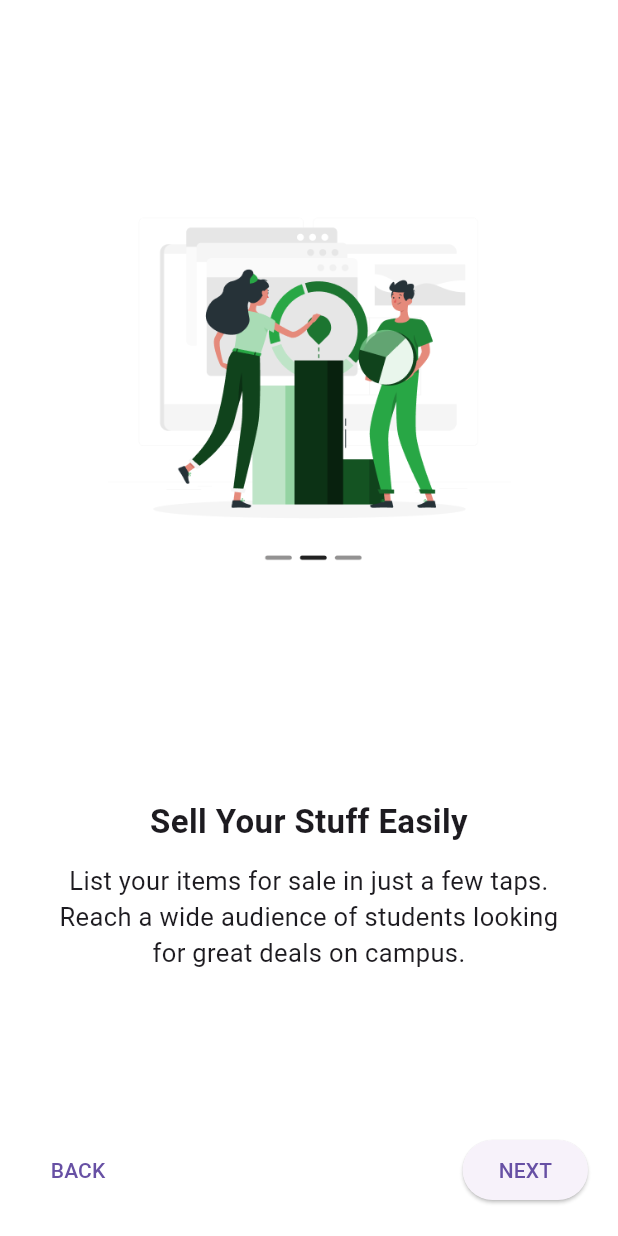
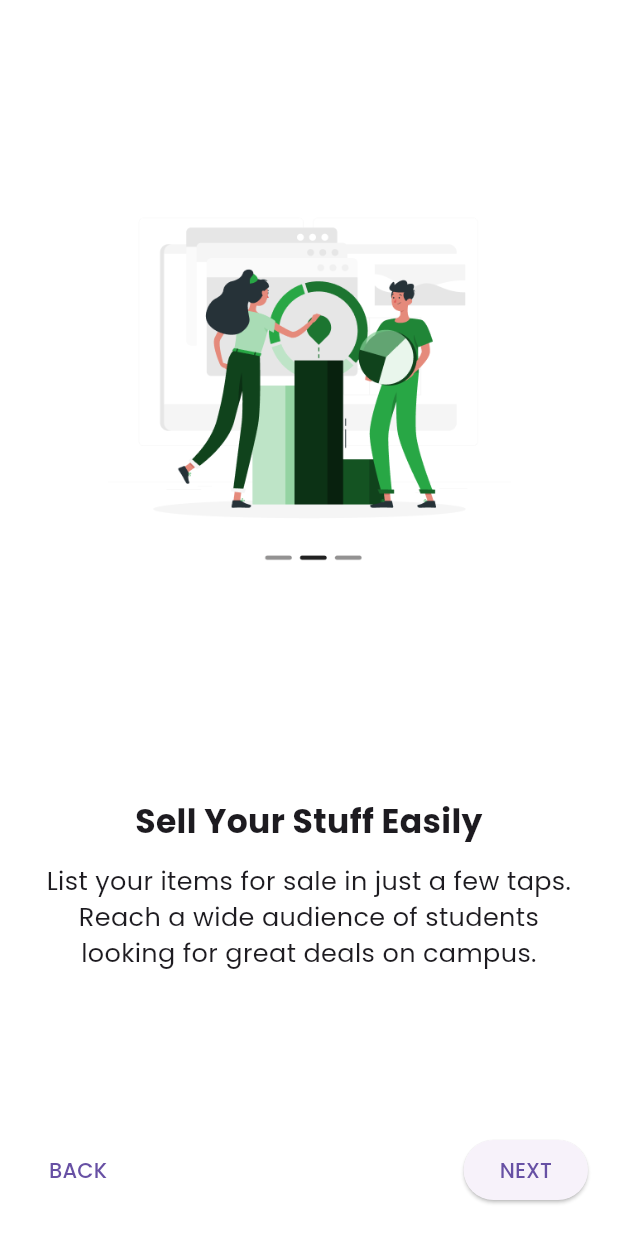
Before and after one commit to aayushma12/campusbazar, a Flutter app: the screen it shows after launch, after a tap on "NEXT", on a phone screen of 412 x 824 dp. Run offline on Flutter 3.47's test engine with Material 3 defaults, Android fonts, the phone set to English and light mode, and no system bars.

Commit message:
Sprint-2: removed old images (1/10)

```diff
--- a/lib/main.dart
+++ b/lib/main.dart
@@ -1,13 +1,16 @@
-import 'package:campus_bazar/screen/forgot_password.dart';
-import 'package:campus_bazar/screen/login.dart';
+import 'package:flutter/material.dart';
+
+import 'package:campus_bazar/screen/splash.dart';
 import 'package:campus_bazar/screen/onboarding1.dart';
 import 'package:campus_bazar/screen/onboarding2.dart';
 import 'package:campus_bazar/screen/onboarding3.dart';
+
+import 'package:campus_bazar/screen/login.dart';
 import 'package:campus_bazar/screen/signup.dart';
-import 'package:campus_bazar/screen/splash.dart';
+import 'package:campus_bazar/screen/forgot_password.dart';
+
 import 'package:campus_bazar/screen/welcome.dart';
-import 'package:flutter/material.dart';
-
+import 'package:campus_bazar/screen/dashboard.dart';
 
 void main() {
   runApp(const CampusBazarApp());
@@ -21,7 +24,10 @@ class CampusBazarApp extends StatelessWidget {
     return MaterialApp(
       debugShowCheckedModeBanner: false,
       title: "CampusBazar",
-      theme: ThemeData(primarySwatch: Colors.green),
+      theme: ThemeData(
+        primarySwatch: Colors.green,
+        fontFamily: 'Poppins',
+      ),
       initialRoute: '/',
       routes: {
         '/': (_) => const SplashScreen(),
@@ -29,9 +35,10 @@ class CampusBazarApp extends StatelessWidget {
         '/onboarding2': (_) => const Onboarding2(),
         '/onboarding3': (_) => const Onboarding3(),
         '/login': (_) => const LoginScreen(),
-        '/welcome': (_) => const WelcomeScreen(),
         '/signup': (_) => const SignupScreen(),
         '/forgot': (_) => const ForgotPasswordScreen(),
+        '/welcome': (_) => const WelcomeScreen(),
+        '/dashboard': (_) => const Dashboard(),
       },
     );
   }
--- a/lib/screen/login.dart
+++ b/lib/screen/login.dart
@@ -44,7 +44,7 @@ class _LoginScreenState extends State<LoginScreen> {
             // LOGO
             Center(
               child: Image.asset(
-                "assets/logo.png", // image for logo
+                "assets/image/logo.png",
                 height: 80,
               ),
             ),
@@ -154,7 +154,9 @@ class _LoginScreenState extends State<LoginScreen> {
               width: double.infinity,
               height: 48,
               child: ElevatedButton(
-                onPressed: () {},
+                onPressed: () {
+                  Navigator.pushNamed(context, "/dashboard");},
+
                 style: ElevatedButton.styleFrom(
                   backgroundColor: Colors.green,
                   shape: RoundedRectangleBorder(
--- a/lib/screen/onboarding1.dart
+++ b/lib/screen/onboarding1.dart
@@ -14,7 +14,7 @@ class Onboarding1 extends StatelessWidget {
             Expanded(
               flex: 6,
               child: Center(
-                child: Image.asset("assets/onboarding1.png", height: 250),
+                child: Image.asset("assets/image/onboarding1.png", height: 250),
               ),
             ),
 
--- a/lib/screen/onboarding2.dart
+++ b/lib/screen/onboarding2.dart
@@ -15,7 +15,7 @@ class Onboarding2 extends StatelessWidget {
               flex: 6,
               child: Center(
                 child: Image.asset(
-                  "assets/onboarding2.png",
+                  "assets/image/onboarding2.png",
                   height: 250,
                 ),
               ),
--- a/lib/screen/onboarding3.dart
+++ b/lib/screen/onboarding3.dart
@@ -15,7 +15,7 @@ class Onboarding3 extends StatelessWidget {
               flex: 6,
               child: Center(
                 child: Image.asset(
-                  "assets/onboarding3.png",
+                  "assets/image/onboarding3.png",
                   height: 240,
                 ),
               ),
--- a/lib/screen/signup.dart
+++ b/lib/screen/signup.dart
@@ -40,7 +40,7 @@ class _SignupScreenState extends State<SignupScreen> {
 
             // LOGO
             Center(
-              child: Image.asset("assets/logo.png", height: 80), // image for logo
+              child: Image.asset("assets/image/logo.png", height: 80), // image for logo
             ),
 
             const SizedBox(height: 25),
--- a/lib/screen/splash.dart
+++ b/lib/screen/splash.dart
@@ -12,8 +12,8 @@ class _SplashScreenState extends State<SplashScreen> {
   @override
   void initState() {
     super.initState();
-    // Navigate to first onboarding screen after 1.2 seconds
-    Future.delayed(const Duration(milliseconds: 1200), () {
+    // Navigate to first onboarding screen after 5 seconds
+    Future.delayed(const Duration(milliseconds: 5000), () {
       // ignore: use_build_context_synchronously
       Navigator.pushNamed(context, '/onboarding1');
     });
@@ -25,7 +25,7 @@ class _SplashScreenState extends State<SplashScreen> {
       backgroundColor: Colors.white,
       body: Center(
         child: Image.asset(
-          "assets/logo.png",
+          "assets/image/logo.png",
           width: 180,
           height: 180,
         ),
--- a/lib/screen/welcome.dart
+++ b/lib/screen/welcome.dart
@@ -16,7 +16,7 @@ class WelcomeScreen extends StatelessWidget {
               children: [
                 const SizedBox(height: 40),
                 Image.asset(
-                  "assets/logo.png",
+                  "assets/image/logo.png",
                   height: 120,
                 ),
                 const SizedBox(height: 20),
```
Also changed, not shown: lib/screen/add_screen.dart (added, +10 -0 lines), lib/screen/profile_screen.dart (added, +10 -0 lines), lib/screen/tutor_screen.dart (added, +15 -0 lines), lib/screen/wishlist_screen.dart (added, +10 -0 lines), pubspec.yaml (+16 -76 lines), assets/fonts/Poppins-Bold.ttf (added), assets/fonts/Poppins-Medium.ttf (added), assets/image/onboarding1.png (renamed from assets/onboarding1.png), assets/image/onboarding2.png (renamed from assets/onboarding2.png), assets/image/onboarding3.png (renamed from assets/onboarding3.png), assets/logo.png (deleted), pubspec.lock.
